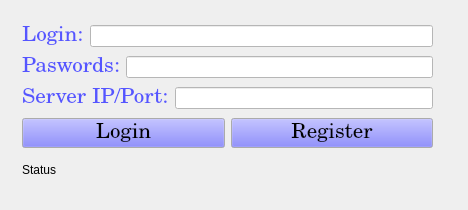
First picture: the form in gui.ui, repository bkpiaskun/Password-Manager-POC_client, before the edit.
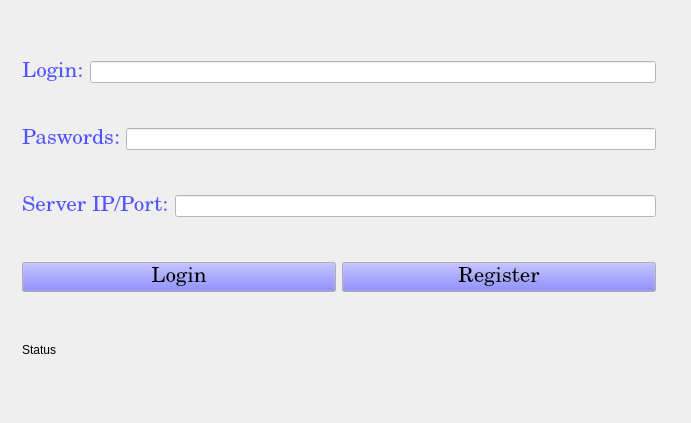
Second picture: the form after the edit.

What changed in the file:
```diff
--- a/gui.ui
+++ b/gui.ui
@@ -6,8 +6,8 @@
    <rect>
     <x>0</x>
     <y>0</y>
-    <width>462</width>
-    <height>206</height>
+    <width>691</width>
+    <height>423</height>
    </rect>
   </property>
   <property name="windowTitle">
```
Left out of the diff: 22 changed lines with no effect on the pictures.
